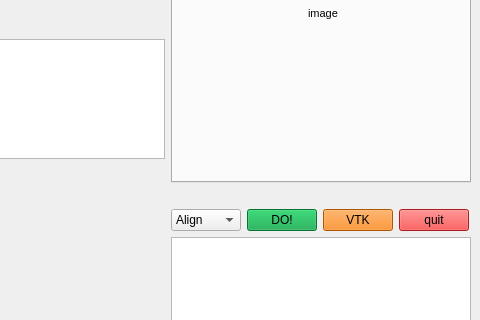
Before: the Qt Designer form src/qt_ros_pcl/gui/mainwindow.ui in wangzivector/Object_Recognition_and_Alignment-ROS-RCNN-PCL-Qt-GUI, drawn with Qt 5; both pictures show x 495 to 975 and y 245 to 565 of the 975 by 671 pixel window.
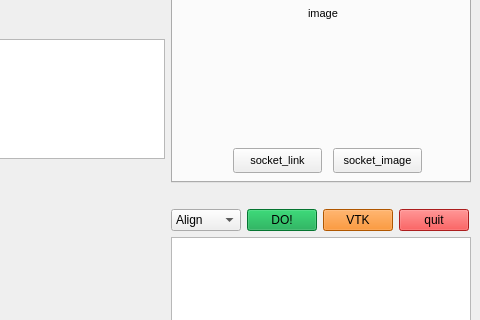
After: the same form once the commit is applied. The open tabs and pages were chosen to show the change. Icons and pictures are not drawn.

Commit message: break through the mrcnn and pcl by socket, sucess to mask.

The edit to the form file:
```diff
--- a/src/qt_ros_pcl/gui/mainwindow.ui
+++ b/src/qt_ros_pcl/gui/mainwindow.ui
@@ -2211,6 +2211,32 @@
            <set>Qt::AlignCenter</set>
           </property>
          </widget>
+         <widget class="QPushButton" name="pushButton_socket">
+          <property name="geometry">
+           <rect>
+            <x>60</x>
+            <y>340</y>
+            <width>89</width>
+            <height>25</height>
+           </rect>
+          </property>
+          <property name="text">
+           <string>socket_link</string>
+          </property>
+         </widget>
+         <widget class="QPushButton" name="pushButton_soim">
+          <property name="geometry">
+           <rect>
+            <x>160</x>
+            <y>340</y>
+            <width>89</width>
+            <height>25</height>
+           </rect>
+          </property>
+          <property name="text">
+           <string>socket_image</string>
+          </property>
+         </widget>
         </widget>
        </widget>
       </item>
```
Left out of the diff: 2 changed lines with no effect on the pictures. The commit also changes 22 other files.
